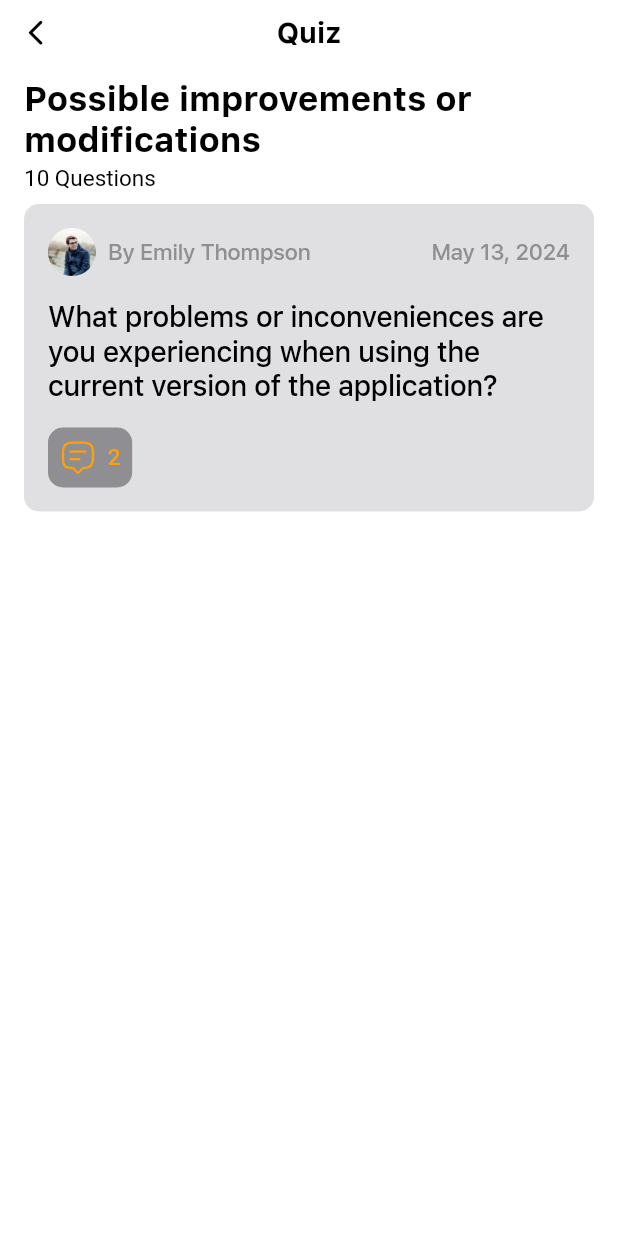
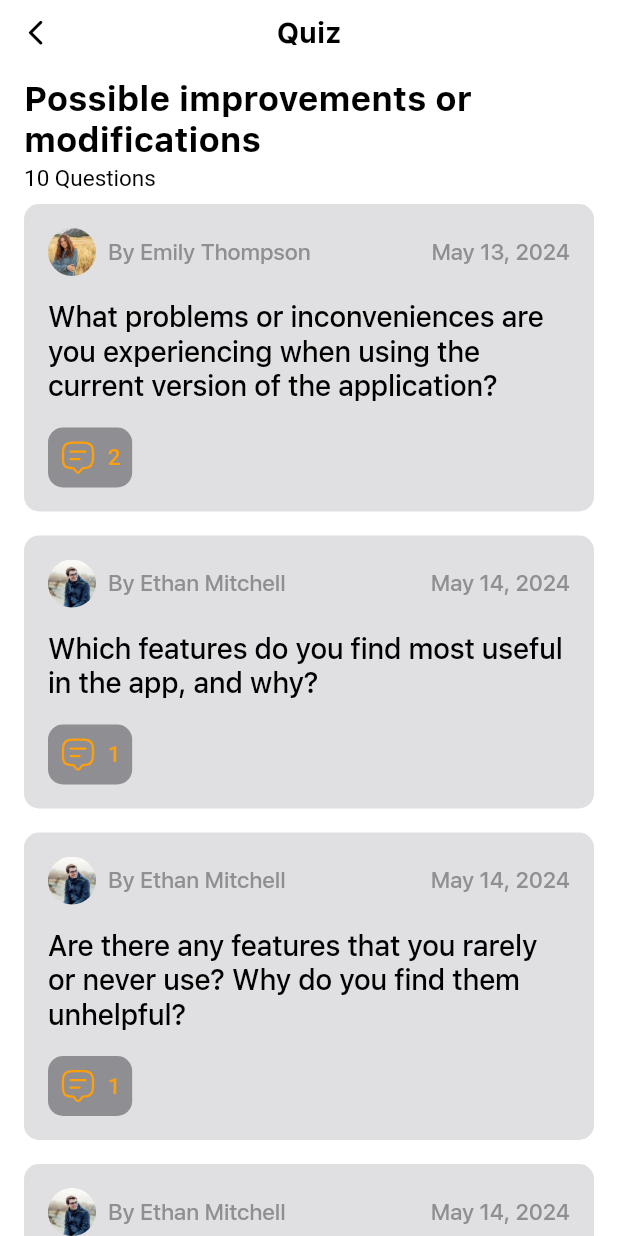
Before and after one commit to kent0505/project11, a Flutter app: the QuizQuestionsPage screen opened by its route, on a phone screen of 412 x 824 dp. Run offline on Flutter 3.47's test engine with Material 3 defaults, Android fonts, the phone set to English and light mode, and no system bars; our stand-ins replace cached_network_image, flutter_bloc, flutter_slidable, flutter_svg, go_router, hive_flutter and 2 more; accounts and stored records are empty; Roboto replaces fonts that are missing (SFM).

Commit message:
added questions

```diff
--- a/lib/core/config/app_colors.dart
+++ b/lib/core/config/app_colors.dart
@@ -22,9 +22,3 @@ class AppColors {
   static Color grey2 = const Color(0xffA8A8AD).withOpacity(0.7);
   static Color grey3 = const Color(0xffA8A8AD).withOpacity(0.5);
 }
-
-// Primary Color: (#333333)
-// Accent Color: (#007BFF)
-// Income: (#28A745)
-// Expense: (#DC3545)
-// Text Color: (#333333) and (#6C757D)
--- a/lib/core/models/quiz.dart
+++ b/lib/core/models/quiz.dart
@@ -74,10 +74,103 @@ List<Quiz> quizesListModel = [
   Quiz(
     id: 1,
     by: 'Emily Thompson',
-    asset: 'user1',
+    asset: 'user2',
     date: 'May 13, 2024',
     question:
         'What problems or inconveniences are you experiencing when using the current version of the application?',
+    comments: [],
+  ),
+  Quiz(
+    id: 2,
+    by: 'Ethan Mitchell',
+    asset: 'user1',
+    date: 'May 14, 2024',
+    question: 'Which features do you find most useful in the app, and why?',
+    comments: [],
+  ),
+  Quiz(
+    id: 3,
+    by: 'Ethan Mitchell',
+    asset: 'user1',
+    date: 'May 14, 2024',
+    question:
+        'Are there any features that you rarely or never use? Why do you find them unhelpful?',
+    comments: [],
+  ),
+  Quiz(
+    id: 4,
+    by: 'Ethan Mitchell',
+    asset: 'user1',
+    date: 'May 14, 2024',
+    question:
+        'How easy is it to navigate through the app and find what you need?',
+    comments: [],
+  ),
+  Quiz(
+    id: 5,
+    by: 'Ethan Mitchell',
+    asset: 'user1',
+    date: 'May 14, 2024',
+    question:
+        'Have you encountered any bugs or crashes while using the app? If so, please describe them.',
+    comments: [],
+  ),
+  Quiz(
+    id: 6,
+    by: 'Ethan Mitchell',
+    asset: 'user1',
+    date: 'May 14, 2024',
+    question:
+        'How would you rate the overall performance of the app (e.g., speed, responsiveness)?',
+    comments: [],
+  ),
+  Quiz(
+    id: 7,
+    by: 'Ethan Mitchell',
+    asset: 'user1',
+    date: 'May 14, 2024',
+    question: 'Are there any features or functionalities you wish the app had?',
+    comments: [],
+  ),
+  Quiz(
+    id: 8,
+    by: 'Ethan Mitchell',
+    asset: 'user1',
+    date: 'May 14, 2024',
+    question: 'How satisfied are you with the app’s user interface and design?',
+    comments: [],
+  ),
+  Quiz(
+    id: 9,
+    by: 'Ethan Mitchell',
+    asset: 'user1',
+    date: 'May 14, 2024',
+    question: 'Do you find the app’s notifications helpful or intrusive?',
+    comments: [],
+  ),
+  Quiz(
+    id: 10,
+    by: 'Ethan Mitchell',
+    asset: 'user1',
+    date: 'May 14, 2024',
+    question: 'How often do you use the app, and for what primary purpose?',
+    comments: [],
+  ),
+  Quiz(
+    id: 11,
+    by: 'Ethan Mitchell',
+    asset: 'user1',
+    date: 'May 14, 2024',
+    question: 'How likely are you to recommend this app to others, and why?',
+    comments: [],
+  ),
+  Quiz(
+    id: 12,
+    by: 'Ethan Mitchell',
+    asset: 'user1',
+    date: 'May 14, 2024',
+    question:
+        'What improvements would you suggest to enhance your experience with the app?',
     comments: [],
   ),
 ];
@@ -101,4 +194,30 @@ List<Comment> commentsListModel = [
         'The automatic expense categorization is incredibly useful for saving time.',
     current: false,
   ),
+  Comment(
+    quizID: 2,
+    by: 'Mia Harris',
+    asset: 'user3',
+    date: 'May 16, 2024',
+    title:
+        'I find the expense tracking feature most useful as it allows me to log my spending immediately and accurately.',
+    current: false,
+  ),
+  Comment(
+    quizID: 3,
+    by: 'Olivia Parker',
+    asset: 'user3',
+    date: 'May 17, 2024',
+    title: 'Aaa',
+    current: false,
+  ),
+  // Comment(
+  //   quizID: 2,
+  //   by: 'Olivia Parker',
+  //   asset: 'user3',
+  //   date: 'May 16, 2024',
+  //   title:
+  //       'The automatic expense categorization is incredibly useful for saving time.',
+  //   current: false,
+  // ),
 ];
--- a/lib/features/quiz/pages/quiz_comments_page.dart
+++ b/lib/features/quiz/pages/quiz_comments_page.dart
@@ -60,7 +60,7 @@ class _QuizCommentsPageState extends State<QuizCommentsPage> {
       resize: true,
       body: Column(
         children: [
-          CustomAppbar('${widget.quiz.comments.length} Comment'),
+          CustomAppbar('${widget.quiz.comments.length} Comments'),
           Expanded(
             child: ListView(
               padding: const EdgeInsets.symmetric(horizontal: 16),
@@ -219,18 +219,18 @@ class _MessageField extends StatelessWidget {
                   fontWeight: FontWeight.w500,
                   fontFamily: 'SF',
                 ),
-                decoration: InputDecoration(
+                decoration: const InputDecoration(
                   hintText: 'Message',
                   hintStyle: TextStyle(
-                    color: AppColors.border,
+                    color: AppColors.grey,
                     fontSize: 15,
                     fontWeight: FontWeight.w500,
                     fontFamily: 'SF',
                   ),
-                  focusedBorder: const OutlineInputBorder(
+                  focusedBorder: OutlineInputBorder(
                     borderSide: BorderSide(color: Colors.transparent),
                   ),
-                  enabledBorder: const OutlineInputBorder(
+                  enabledBorder: OutlineInputBorder(
                     borderSide: BorderSide(color: Colors.transparent),
                   ),
                 ),
--- a/lib/features/quiz/widgets/comment_card.dart
+++ b/lib/features/quiz/widgets/comment_card.dart
@@ -35,7 +35,7 @@ class CommentCard extends StatelessWidget {
                     image: DecorationImage(
                       image: comment.current
                           ? FileImage(File(comment.asset))
-                          : AssetImage('assets/${comment.asset}.png'),
+                          : const AssetImage('assets/user.jpg'),
                       fit: BoxFit.cover,
                     ),
                   ),
--- a/lib/features/quiz/widgets/question_card.dart
+++ b/lib/features/quiz/widgets/question_card.dart
@@ -14,6 +14,7 @@ class QuestionCard extends StatelessWidget {
   Widget build(BuildContext context) {
     return Container(
       padding: const EdgeInsets.all(16),
+      margin: const EdgeInsets.only(bottom: 16),
       decoration: BoxDecoration(
         color: AppColors.card,
         borderRadius: BorderRadius.circular(10),
@@ -32,8 +33,8 @@ class QuestionCard extends StatelessWidget {
                   width: 32,
                   decoration: BoxDecoration(
                     borderRadius: BorderRadius.circular(16),
-                    image: const DecorationImage(
-                      image: AssetImage('assets/user1.png'),
+                    image: DecorationImage(
+                      image: AssetImage('assets/${quiz.asset}.png'),
                       fit: BoxFit.cover,
                     ),
                   ),
--- a/lib/features/quiz/widgets/quiz_card.dart
+++ b/lib/features/quiz/widgets/quiz_card.dart
@@ -3,6 +3,7 @@ import 'package:flutter/material.dart';
 import 'package:go_router/go_router.dart';
 
 import '../../../core/config/app_colors.dart';
+import '../../../core/models/quiz.dart';
 
 class QuizCard extends StatelessWidget {
   const QuizCard({super.key});
@@ -109,9 +110,17 @@ class QuizCard extends StatelessWidget {
                           ),
                         ),
                       ),
-                      const Positioned(
+                      Positioned(
                         left: 88,
-                        child: Text('10 questions'),
+                        top: 5,
+                        child: Text(
+                          '${quizesListModel.length} questions',
+                          style: const TextStyle(
+                            color: AppColors.yellow,
+                            fontSize: 16,
+                            fontWeight: FontWeight.w500,
+                          ),
+                        ),
                       ),
                     ],
                   ),
--- a/lib/main.dart
+++ b/lib/main.dart
@@ -13,7 +13,7 @@ import 'features/settings/bloc/settings_bloc.dart';
 
 void main() async {
   await Hive.initFlutter();
-  // await Hive.deleteBoxFromDisk('commentsbox');
+  await Hive.deleteBoxFromDisk('commentsbox');
   Hive.registerAdapter(OperationAdapter());
   Hive.registerAdapter(CommentAdapter());
   runApp(const MyApp());
```
Also changed, not shown: assets/user.jpg (added), 1 other file.
